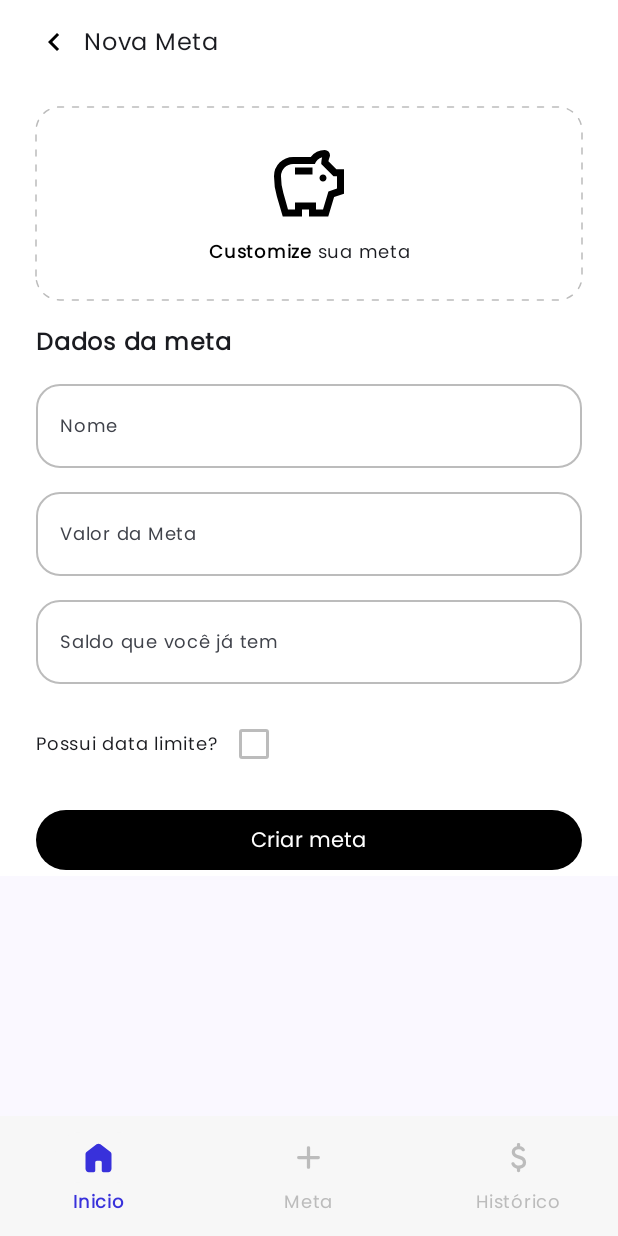
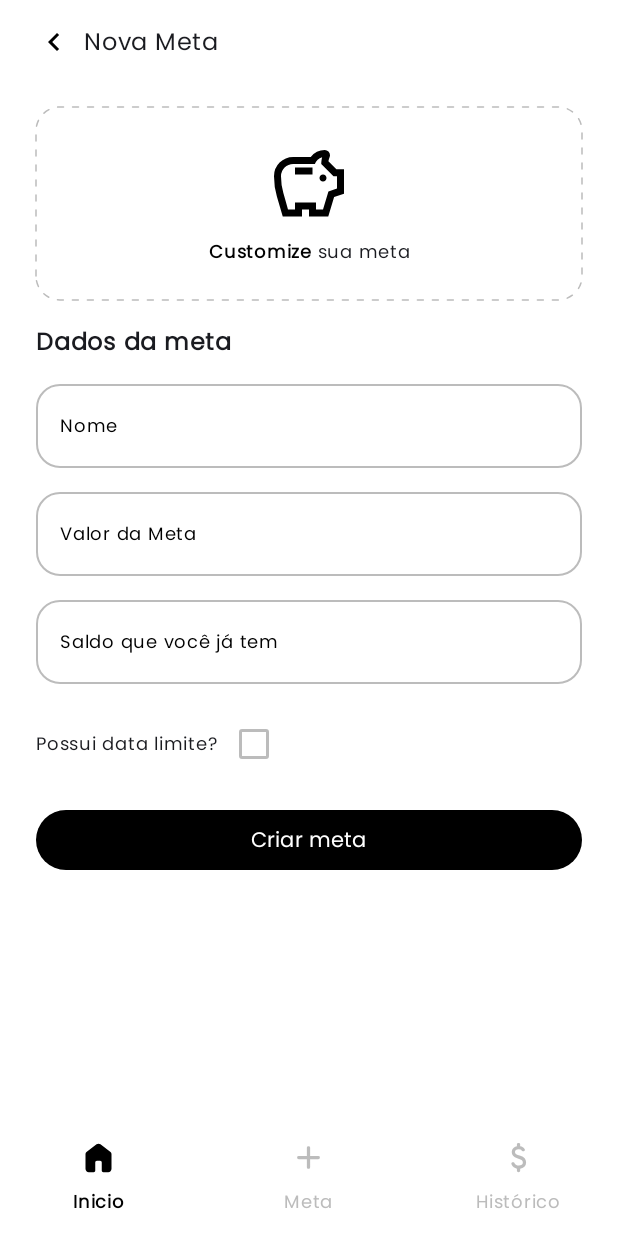
Before and after one commit to saracavalcante/fin-quest, an Android app built with Jetpack Compose: the AddGoalScreen screen opened through its navigation route, on a phone screen of 412 x 824 dp. Run offline under Robolectric (Android 15) with nearby library versions, the phone set to English and light mode, and no system bars.

Commit message:
Fix new goal screen details

```diff
--- a/app/src/main/java/br/com/finquest/navigation/BottomNavigationBar.kt
+++ b/app/src/main/java/br/com/finquest/navigation/BottomNavigationBar.kt
@@ -64,7 +64,7 @@ fun BottomBar(navController: NavController) {
     var selectedItemIndex by rememberSaveable { mutableIntStateOf(0) }
 
     NavigationBar(
-        containerColor = Color(0xFFF7F7F7)
+        containerColor = Color.White
     ) {
         screens.forEachIndexed { index, navigationItem ->
             NavItem(
@@ -110,10 +110,10 @@ fun RowScope.NavItem(
         },
         onClick = onClick,
         colors = NavigationBarItemColors(
-            selectedIndicatorColor = Color(0xFFF7F7F7),
-            selectedTextColor = Color(0xFF3831DB),
+            selectedIndicatorColor = Color.White,
+            selectedTextColor = Color.Black,
             unselectedTextColor = Color(0xFFBCBCBC),
-            selectedIconColor = Color(0xFF3831DB),
+            selectedIconColor = Color.Black,
             unselectedIconColor = Color(0xFFBCBCBC),
             disabledIconColor = Color(0xFFBCBCBC),
             disabledTextColor = Color(0xFFBCBCBC)
--- a/core/ui/src/main/java/br/com/finquest/core/components/OutlinedTextField.kt
+++ b/core/ui/src/main/java/br/com/finquest/core/components/OutlinedTextField.kt
@@ -1,5 +1,6 @@
 package br.com.finquest.core.components
 
+import androidx.compose.foundation.clickable
 import androidx.compose.foundation.shape.RoundedCornerShape
 import androidx.compose.foundation.text.KeyboardOptions
 import androidx.compose.material3.OutlinedTextField
@@ -17,28 +18,39 @@ fun CustomOutlinedTextField(
     modifier: Modifier = Modifier,
     value: String,
     onValueChange: (String) -> Unit,
+    enabled: Boolean = true,
     shape: RoundedCornerShape = RoundedCornerShape(16.dp),
     placeholder: String = "",
     label: @Composable (() -> Unit)? = null,
-    keyboardOptions: KeyboardOptions = KeyboardOptions.Default
+    keyboardOptions: KeyboardOptions = KeyboardOptions.Default,
+    onClick: () -> Unit = {}
 ) {
     OutlinedTextField(
-        modifier = modifier,
+        modifier = modifier.clickable(
+            indication = null,
+            interactionSource = null,
+            onClick = onClick
+        ),
         value = value,
         onValueChange = onValueChange,
         shape = shape,
+        enabled = enabled,
         placeholder = {
             Text(
                 text = placeholder,
                 fontFamily = FontFamily,
-                fontSize = 12.sp
+                fontSize = 12.sp,
+                color = Color.Black
             )
         },
         label = label,
         keyboardOptions = keyboardOptions,
         colors = OutlinedTextFieldDefaults.colors(
             unfocusedBorderColor = Color(0xFFBCBCBC),
-            focusedBorderColor = Color(0xFFBCBCBC)
+            focusedBorderColor = Color(0xFFBCBCBC),
+            disabledBorderColor = Color(0xFFBCBCBC),
+            disabledPlaceholderColor = Color.Black,
+            disabledTextColor = Color.Black
         )
     )
 }
--- a/features/home/src/main/java/br/com/finquest/features/home/ui/addgoal/AddGoalScreen.kt
+++ b/features/home/src/main/java/br/com/finquest/features/home/ui/addgoal/AddGoalScreen.kt
@@ -13,9 +13,6 @@ import androidx.compose.foundation.layout.fillMaxWidth
 import androidx.compose.foundation.layout.height
 import androidx.compose.foundation.layout.padding
 import androidx.compose.foundation.layout.size
-import androidx.compose.foundation.lazy.grid.GridCells
-import androidx.compose.foundation.lazy.grid.LazyVerticalGrid
-import androidx.compose.foundation.lazy.grid.items
 import androidx.compose.foundation.rememberScrollState
 import androidx.compose.foundation.shape.RoundedCornerShape
 import androidx.compose.foundation.text.KeyboardOptions
@@ -28,17 +25,12 @@ import androidx.compose.material3.DatePicker
 import androidx.compose.material3.DatePickerDefaults
 import androidx.compose.material3.ExperimentalMaterial3Api
 import androidx.compose.material3.Icon
-import androidx.compose.material3.ModalBottomSheet
-import androidx.compose.material3.SheetState
 import androidx.compose.material3.Text
 import androidx.compose.material3.rememberDatePickerState
-import androidx.compose.material3.rememberModalBottomSheetState
 import androidx.compose.runtime.Composable
 import androidx.compose.runtime.getValue
-import androidx.compose.runtime.mutableIntStateOf
 import androidx.compose.runtime.mutableStateOf
 import androidx.compose.runtime.remember
-import androidx.compose.runtime.rememberCoroutineScope
 import androidx.compose.runtime.setValue
 import androidx.compose.ui.Alignment
 import androidx.compose.ui.Modifier
@@ -55,15 +47,15 @@ import androidx.compose.ui.text.withStyle
 import androidx.compose.ui.tooling.preview.Preview
 import androidx.compose.ui.unit.dp
 import androidx.compose.ui.unit.sp
-import androidx.compose.ui.window.Dialog
 import androidx.lifecycle.compose.collectAsStateWithLifecycle
 import br.com.finquest.core.components.CustomOutlinedTextField
 import br.com.finquest.core.theme.FontFamily
 import br.com.finquest.core.ui.R
 import br.com.finquest.core.utils.dashedBorder
+import br.com.finquest.features.home.ui.addgoal.AddGoalUiState.Companion.BottomSheetType
+import br.com.finquest.features.home.ui.components.BalanceBottomSheet
 import br.com.finquest.features.home.ui.components.CustomizationBottomSheet
 import br.com.finquest.features.home.ui.components.TopAppBar
-import kotlinx.coroutines.launch
 
 @Composable
 fun AddGoalScreen(viewModel: AddGoalViewModel) {
@@ -84,6 +76,7 @@ fun AddGoalScreen(
     Box(modifier = Modifier.fillMaxSize()) {
         Column(
             modifier = Modifier
+                .fillMaxSize()
                 .background(Color.White)
                 .padding(horizontal = 24.dp)
                 .verticalScroll(rememberScrollState()),
@@ -94,7 +87,7 @@ fun AddGoalScreen(
                 text = "Nova Meta",
                 onBackClick = {}
             )
-            ImageContent(viewModel = viewModel)
+            ImageContent(state = state, viewModel = viewModel)
             Text(
                 text = "Dados da meta",
                 fontFamily = FontFamily,
@@ -114,22 +107,28 @@ fun AddGoalScreen(
             CustomOutlinedTextField(
                 modifier = Modifier.fillMaxWidth(),
                 value = state.balance,
+                placeholder = "Valor da Meta",
                 onValueChange = { viewModel.setBalance(it) },
-                placeholder = "Valor da Meta",
-                keyboardOptions = KeyboardOptions(
-                    imeAction = ImeAction.Next,
-                    keyboardType = KeyboardType.Number
-                )
+                onClick = {
+                    viewModel.openBottomSheet(
+                        type = BottomSheetType.BALANCE,
+                        open = true
+                    )
+                },
+                enabled = false
             )
             CustomOutlinedTextField(
                 modifier = Modifier.fillMaxWidth(),
                 value = state.currentBalance,
+                placeholder = "Saldo que você já tem",
                 onValueChange = { viewModel.setCurrentBalance(it) },
-                placeholder = "Saldo que você já tem",
-                keyboardOptions = KeyboardOptions(
-                    imeAction = ImeAction.Next,
-                    keyboardType = KeyboardType.Number
-                )
+                onClick = {
+                    viewModel.openBottomSheet(
+                        type = BottomSheetType.CURRENT_BALANCE,
+                        open = true
+                    )
+                },
+                enabled = false
             )
             Row(
                 modifier = Modifier.fillMaxWidth(),
@@ -184,16 +183,29 @@ fun AddGoalScreen(
 
         if (state.openCustomization) {
             CustomizationBottomSheet(
+                state = state,
+                viewModel = viewModel,
                 onDismissRequest = {
                     viewModel.openCustomization(false)
                 }
             )
+        }
+
+        if (state.openAddBalance) {
+            BalanceBottomSheet(
+                state = state,
+                viewModel = viewModel,
+                type = state.bottomSheetType
+            ) {
+                viewModel.openBottomSheet(open = false)
+            }
         }
     }
 }
 
 @Composable
 fun ImageContent(
+    state: AddGoalUiState,
     modifier: Modifier = Modifier,
     viewModel: AddGoalViewModel
 ) {
@@ -217,7 +229,7 @@ fun ImageContent(
                 shape = RoundedCornerShape(16.dp)
             )
             .clip(RoundedCornerShape(16.dp))
-            .background(color = Color.White)
+            .background(color = state.color)
             .padding(vertical = 24.dp)
             .clickable(
                 indication = null,
@@ -233,7 +245,7 @@ fun ImageContent(
         ) {
             Icon(
                 modifier = Modifier.size(56.dp),
-                painter = painterResource(R.drawable.ic_savings),
+                painter = painterResource(if (state.icon != 0) state.icon else R.drawable.ic_savings),
                 contentDescription = "",
                 tint = Color.Black
             )
--- a/features/home/src/main/java/br/com/finquest/features/home/ui/addgoal/AddGoalUiState.kt
+++ b/features/home/src/main/java/br/com/finquest/features/home/ui/addgoal/AddGoalUiState.kt
@@ -9,11 +9,22 @@ data class AddGoalUiState(
     val balance: String = "",
     val currentBalance: String = "",
     val date: String = "",
-    val icon: String = "",
+    val icon: Int = 0,
+    val color: Color = Color.White,
     val showDialog: Boolean = false,
     val openCustomization: Boolean = false,
+    val openAddBalance: Boolean = false,
+    val bottomSheetType: BottomSheetType = BottomSheetType.NONE,
     val error: Throwable? = null
-)
+) {
+    companion object {
+        enum class BottomSheetType {
+            BALANCE,
+            CURRENT_BALANCE,
+            NONE
+        }
+    }
+}
 
 object GoalIcons {
     val icons = listOf(
```
Also changed, not shown: core/ui/src/main/java/br/com/finquest/core/components/BaseBottomSheet.kt (added, +72 -0 lines), core/ui/src/main/java/br/com/finquest/core/utils/CurrencyOffsetMapping.kt (added, +37 -0 lines), core/ui/src/main/java/br/com/finquest/core/utils/CurrencyVisualTransformation.kt (added, +49 -0 lines), core/ui/src/main/res/drawable/ic_backspace.xml (added, +9 -0 lines), core/ui/src/main/res/drawable/ic_check.xml (added, +9 -0 lines), features/home/src/main/java/br/com/finquest/features/home/ui/addgoal/AddGoalViewModel.kt (+71 -4 lines), features/home/src/main/java/br/com/finquest/features/home/ui/components/BalanceBottonSheet.kt (added, +94 -0 lines), features/home/src/main/java/br/com/finquest/features/home/ui/components/CustomizationBottomSheet.kt (+30 -54 lines), features/home/src/main/java/br/com/finquest/features/home/ui/components/keyboard/KeyboardButton.kt (added, +65 -0 lines), features/home/src/main/java/br/com/finquest/features/home/ui/components/keyboard/KeyboardContent.kt (added, +98 -0 lines), 2 other files.
